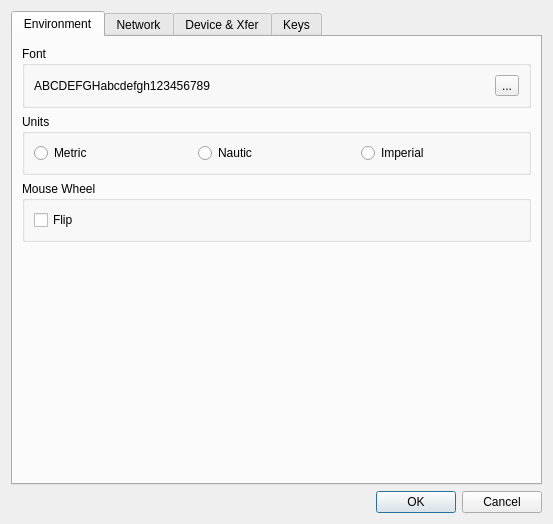
First picture: the form in src/IDlgConfig.ui, repository ntruchsess/QLandkarteGT, before the edit.
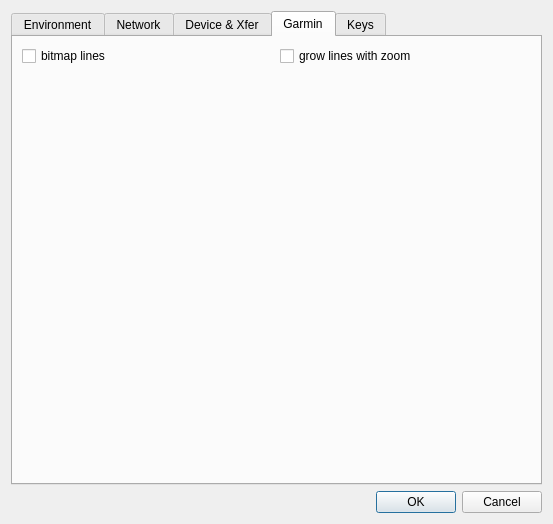
Second picture: the form after the edit. The open tabs and pages were chosen to show the change.

Commit message: make bitmap lines an option

The edit to the form file:
```diff
--- a/src/IDlgConfig.ui
+++ b/src/IDlgConfig.ui
@@ -399,6 +399,46 @@
        </item>
       </layout>
      </widget>
+     <widget class="QWidget" name="Seite_3" >
+      <attribute name="title" >
+       <string>Garmin</string>
+      </attribute>
+      <layout class="QGridLayout" name="gridLayout" >
+       <item row="0" column="0" >
+        <widget class="QCheckBox" name="checkBitmapLine" >
+         <property name="toolTip" >
+          <string>Using *typ files you can define line patterns via bitmaps. You can do all fancy stuff with this, however drawing will be really slow.</string>
+         </property>
+         <property name="text" >
+          <string>bitmap lines</string>
+         </property>
+        </widget>
+       </item>
+       <item row="0" column="1" >
+        <widget class="QCheckBox" name="checkGrowLine" >
+         <property name="toolTip" >
+          <string>QLandkarte's default is to increase line width when zooming in. For some maps with fancy *typ files this might spoil the result.</string>
+         </property>
+         <property name="text" >
+          <string>grow lines with zoom</string>
+         </property>
+        </widget>
+       </item>
+       <item row="1" column="0" >
+        <spacer name="verticalSpacer" >
+         <property name="orientation" >
+          <enum>Qt::Vertical</enum>
+         </property>
+         <property name="sizeHint" stdset="0" >
+          <size>
+           <width>20</width>
+           <height>40</height>
+          </size>
+         </property>
+        </spacer>
+       </item>
+      </layout>
+     </widget>
      <widget class="QWidget" name="Seite_2" >
       <attribute name="title" >
        <string>Keys</string>
```
The commit also changes 4 other files.
